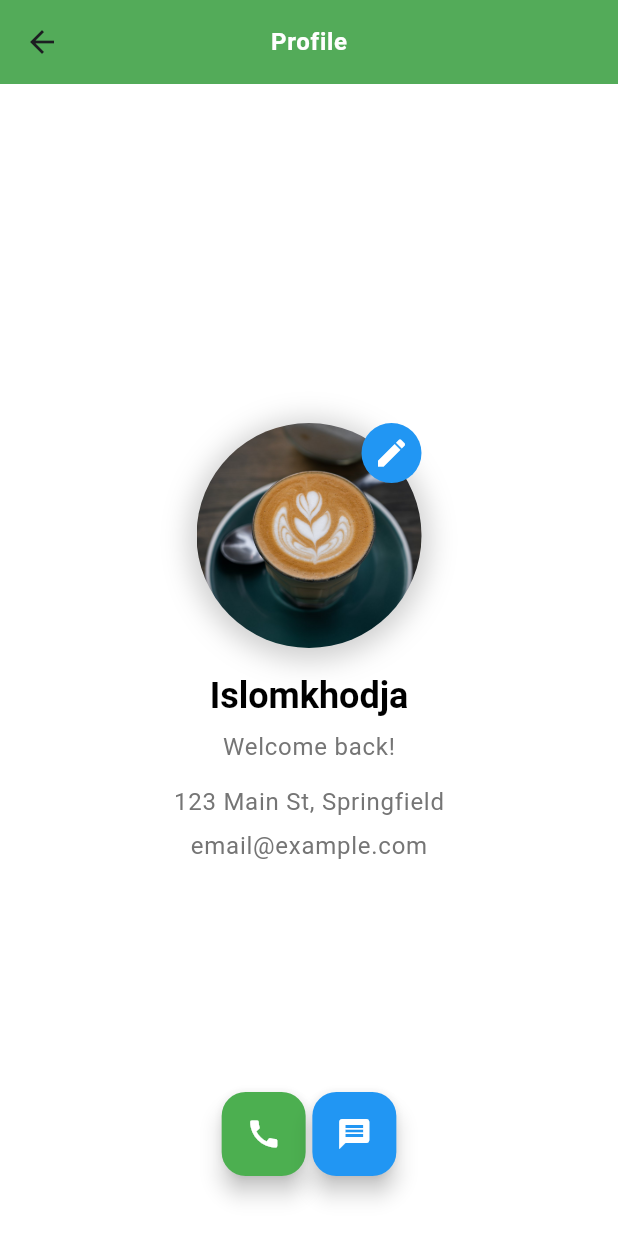
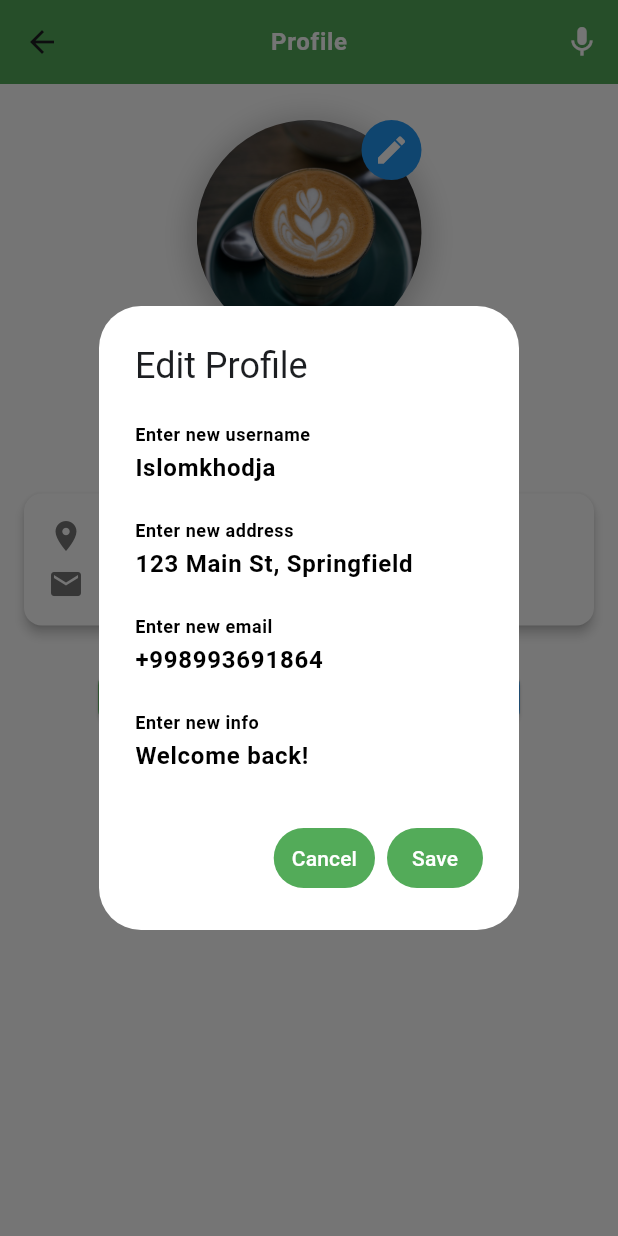
Before and after one commit to islomkhodjadev/waiterless, a Flutter app: the ProfileScreen screen opened by its route, after a tap on the "edit" icon, on a phone screen of 412 x 824 dp. Run offline on Flutter 3.47's test engine with Material 3 defaults, Android fonts, the phone set to English and light mode, and no system bars.

```diff
--- a/lib/screens/profile_screen.dart
+++ b/lib/screens/profile_screen.dart
@@ -1,18 +1,20 @@
-import "package:flutter/material.dart";
-import "package:waiterless/widgets/appbar.dart";
+import 'package:flutter/material.dart';
+import 'package:waiterless/widgets/appbar.dart';
+import 'package:waiterless/widgets/change_profile_widget.dart';
 
 class ProfileScreen extends StatefulWidget {
-  String username;
+  final String username;
   ProfileScreen({super.key, required this.username});
 
   @override
-  State<ProfileScreen> createState() {
-    return _ProfileScreen();
-  }
+  State<ProfileScreen> createState() => _ProfileScreenState();
 }
 
-class _ProfileScreen extends State<ProfileScreen> {
+class _ProfileScreenState extends State<ProfileScreen> {
   late String username;
+  String address = "123 Main St, Springfield";
+  String phoneNumber = "+998993691864";
+  String info = "Welcome back!";
 
   @override
   void initState() {
@@ -20,124 +22,141 @@ class _ProfileScreen extends State<ProfileScreen> {
     username = widget.username;
   }
 
+  void _openEditProfileDialog() {
+    showDialog(
+      context: context,
+      builder: (BuildContext context) => ChangeProfileDialog(
+        initialUsername: username,
+        initialAddress: address,
+        initialPhoneNumber: phoneNumber,
+        initialInfo: info,
+        onSave: (newUsername, newAddress, newPhoneNumber, newInfo) {
+          setState(() {
+            username = newUsername;
+            address = newAddress;
+            phoneNumber = newPhoneNumber;
+            info = newInfo;
+          });
+        },
+      ),
+    );
+  }
+
   @override
   Widget build(BuildContext context) {
     return Scaffold(
       appBar: const CustomAppbar(title: "Profile"),
-        body: Center(
-          child: Padding(
-            padding: const EdgeInsets.all(8.0),
-            child: Stack(
+      body: SingleChildScrollView(
+        child: Column(
           children: [
-                Column(
-                  mainAxisAlignment: MainAxisAlignment.center,
+            const SizedBox(height: 24.0),
+
+            // Profile Picture Section
+            Center(
+              child: ProfilePicture(onEditPressed: _openEditProfileDialog),
+            ),
+            const SizedBox(height: 16.0),
+
+            // Username and Info
+            Center(
+              child: Column(
                 children: [
-                    Container(
-                      decoration: BoxDecoration(
-                        shape: BoxShape.circle,
-                        boxShadow: [
-                          BoxShadow(
-                            color: Colors.grey.withOpacity(0.5),
-                            spreadRadius: 5,
-                            blurRadius: 15,
-                            offset: Offset(0, 3),
+                  Text(
+                    username,
+                    style: Theme.of(context).textTheme.headlineMedium?.copyWith(
+                          color: Colors.black,
+                          fontWeight: FontWeight.bold,
+                        ),
+                  ),
+                  const SizedBox(height: 8.0),
+                  Text(
+                    info,
+                    style: Theme.of(context).textTheme.bodyMedium?.copyWith(
+                          color: Colors.grey[600],
+                        ),
                   ),
                 ],
               ),
-                      child: Stack(
+            ),
+            const SizedBox(height: 24.0),
+
+            // User Information Section
+            Card(
+              margin: const EdgeInsets.symmetric(horizontal: 16.0),
+              elevation: 3.0,
+              shape: RoundedRectangleBorder(
+                borderRadius: BorderRadius.circular(12.0),
+              ),
+              child: Padding(
+                padding: const EdgeInsets.all(16.0),
+                child: Column(
+                  crossAxisAlignment: CrossAxisAlignment.start,
                   children: [
-                          ClipOval(
-                            child: Image.asset(
-                              "assets/images/product.jpg",
-                              width: 150,
-                              height: 150,
-                              fit: BoxFit.cover,
+                    _buildUserInfoRow(Icons.location_on, address),
+                    const SizedBox(height: 8.0),
+                    _buildUserInfoRow(Icons.email, phoneNumber),
+                  ],
                 ),
               ),
-                          Positioned(
-                            top: 0,
-                            right: 0,
-                            child: CircleAvatar(
-                              radius: 20,
+            ),
+            const SizedBox(height: 24.0),
+
+            // Action Buttons
+            Padding(
+              padding: const EdgeInsets.symmetric(horizontal: 32.0),
+              child: Row(
+                mainAxisAlignment: MainAxisAlignment.spaceAround,
+                children: [
+                  ElevatedButton.icon(
+                    onPressed: () {
+                      // Logic for calling
+                    },
+                    icon: const Icon(Icons.call, color: Colors.white),
+                    label: const Text("Call"),
+                    style: ElevatedButton.styleFrom(
+                      backgroundColor: Colors.green,
+                      shape: RoundedRectangleBorder(
+                        borderRadius: BorderRadius.circular(12.0),
+                      ),
+                    ),
+                  ),
+                  ElevatedButton.icon(
+                    onPressed: () {
+                      // Logic for sending a message
+                    },
+                    icon: const Icon(Icons.message, color: Colors.white),
+                    label: const Text("Message"),
+                    style: ElevatedButton.styleFrom(
                       backgroundColor: Colors.blue,
-                              child: IconButton(
-                                icon: Icon(Icons.edit, color: Colors.white),
-                                onPressed: () {
-                                  // Логика для редактирования профиля
-                                },
+                      shape: RoundedRectangleBorder(
+                        borderRadius: BorderRadius.circular(12.0),
                       ),
                     ),
                   ),
                 ],
               ),
             ),
-                    const SizedBox(height: 16.0),
-
-                    // Имя пользователя
-                    Text(
-                      username,
-                      style:
-                          Theme.of(context).textTheme.headlineMedium?.copyWith(
-                                color: Colors.black,
-                                fontWeight: FontWeight.bold,
-                              ),
-                    ),
-                    const SizedBox(height: 8.0),
-
-                    // Приветствие
-                    Text(
-                      "Welcome back!",
-                      style: Theme.of(context).textTheme.labelMedium?.copyWith(
-                            color: Colors.grey[600],
-                          ),
-                    ),
-                    const SizedBox(height: 16.0),
-
-                    // Адрес
-                    Text(
-                      "123 Main St, Springfield",
-                      style: Theme.of(context).textTheme.labelMedium?.copyWith(
-                            color: Colors.grey[600],
-                          ),
-                    ),
-                    const SizedBox(height: 8.0),
-
-                    // Email
-                    Text(
-                      "email@example.com",
-                      style: Theme.of(context).textTheme.labelMedium?.copyWith(
-                            color: Colors.grey[600],
-                          ),
-                    ),
             const SizedBox(height: 24.0),
           ],
         ),
-                // Плавающие кнопки "Message" и "Call"
-                Positioned(
-                  bottom: 32,
-                  left: 32,
-                  child: FloatingActionButton(
-                    onPressed: () {
-                      // Логика для вызова
-                    },
-                    child: Icon(Icons.call),
-                    backgroundColor: Colors.green,
       ),
+    );
+  }
+
+  Widget _buildUserInfoRow(IconData icon, String text) {
+    return Row(
+      children: [
+        Icon(icon, color: Colors.grey[600]),
+        const SizedBox(width: 12.0),
+        Expanded(
+          child: Text(
+            text,
+            style: Theme.of(context).textTheme.bodyMedium?.copyWith(
+                  color: Colors.black,
                 ),
-                Positioned(
-                  bottom: 32,
-                  right: 32,
-                  child: FloatingActionButton(
-                    onPressed: () {
-                      // Логика для отправки сообщения
-                    },
-                    child: Icon(Icons.message),
-                    backgroundColor: Colors.blue,
           ),
         ),
       ],
-            ),
-          ),
-        ));
+    );
   }
 }
--- a/lib/widgets/appbar.dart
+++ b/lib/widgets/appbar.dart
@@ -1,4 +1,5 @@
-import "package:flutter/material.dart";
+import 'package:flutter/material.dart';
+import 'package:waiterless/widgets/listeningDialog.dart';
 
 class CustomAppbar extends StatelessWidget implements PreferredSizeWidget {
   final String title;
@@ -10,9 +11,25 @@ class CustomAppbar extends StatelessWidget implements PreferredSizeWidget {
     return AppBar(
       title: Text(title, style: Theme.of(context).textTheme.bodyLarge),
       centerTitle: true,
+      actions: [
+        IconButton(
+          icon: const Icon(
+            Icons.mic,
+            color: Colors.white,
+          ),
+          onPressed: () => _showListeningPopup(context),
+        ),
+      ],
     );
   }
 
   @override
   Size get preferredSize => const Size.fromHeight(kToolbarHeight);
+
+  void _showListeningPopup(BuildContext context) {
+    showDialog(
+      context: context,
+      builder: (context) => const ListeningDialog(),
+    );
+  }
 }
--- /dev/null
+++ b/lib/widgets/change_profile_widget.dart
@@ -0,0 +1,144 @@
+import 'package:flutter/material.dart';
+
+class ChangeProfileDialog extends StatefulWidget {
+  final String initialUsername;
+  final String initialAddress;
+  final String initialPhoneNumber;
+  final String initialInfo;
+  final Function(String, String, String, String) onSave;
+
+  const ChangeProfileDialog({
+    super.key,
+    required this.initialUsername,
+    required this.initialAddress,
+    required this.initialPhoneNumber,
+    required this.initialInfo,
+    required this.onSave,
+  });
+
+  @override
+  _ChangeProfileDialogState createState() => _ChangeProfileDialogState();
+}
+
+class _ChangeProfileDialogState extends State<ChangeProfileDialog> {
+  late TextEditingController _usernameController;
+  late TextEditingController _addressController;
+  late TextEditingController _emailController;
+  late TextEditingController _infoController;
+  @override
+  void initState() {
+    super.initState();
+    _usernameController = TextEditingController(text: widget.initialUsername);
+    _addressController = TextEditingController(text: widget.initialAddress);
+    _emailController = TextEditingController(text: widget.initialPhoneNumber);
+    _infoController = TextEditingController(text: widget.initialInfo);
+  }
+
+  @override
+  void dispose() {
+    _usernameController.dispose();
+    _addressController.dispose();
+    _emailController.dispose();
+    super.dispose();
+  }
+
+  @override
+  Widget build(BuildContext context) {
+    return AlertDialog(
+      title: const Text('Edit Profile'),
+      content: SingleChildScrollView(
+        child: Column(
+          children: [
+            TextField(
+              controller: _usernameController,
+              decoration:
+                  const InputDecoration(labelText: 'Enter new username'),
+              style: const TextStyle(color: Colors.black),
+            ),
+            const SizedBox(height: 8.0),
+            TextField(
+              controller: _addressController,
+              decoration: const InputDecoration(labelText: 'Enter new address'),
+              style: const TextStyle(color: Colors.black),
+            ),
+            const SizedBox(height: 8.0),
+            TextField(
+              controller: _emailController,
+              decoration: const InputDecoration(labelText: 'Enter new email'),
+              style: const TextStyle(color: Colors.black),
+            ),
+            const SizedBox(height: 8.0),
+            TextField(
+              controller: _infoController,
+              decoration: const InputDecoration(labelText: 'Enter new info'),
+              style: const TextStyle(color: Colors.black),
+            ),
+          ],
+        ),
+      ),
+      actions: [
+        TextButton(
+          onPressed: () {
+            Navigator.of(context).pop();
+          },
+          child: const Text('Cancel'),
+        ),
+        TextButton(
+          onPressed: () {
+            widget.onSave(_usernameController.text, _addressController.text,
+                _emailController.text, _infoController.text);
+            Navigator.of(context).pop();
+          },
+          child: const Text('Save'),
+        ),
+      ],
+    );
+  }
+}
+
+class ProfilePicture extends StatelessWidget {
+  final VoidCallback onEditPressed;
+
+  const ProfilePicture({super.key, required this.onEditPressed});
+
+  @override
+  Widget build(BuildContext context) {
+    return Container(
+      decoration: BoxDecoration(
+        shape: BoxShape.circle,
+        boxShadow: [
+          BoxShadow(
+            color: Colors.grey.withOpacity(0.5),
+            spreadRadius: 5,
+            blurRadius: 15,
+            offset: const Offset(0, 3),
+          ),
+        ],
+      ),
+      child: Stack(
+        children: [
+          ClipOval(
+            child: Image.asset(
+              "assets/images/product.jpg", // Update this with your image path
+              width: 150,
+              height: 150,
+              fit: BoxFit.cover,
+            ),
+          ),
+          Positioned(
+            top: 0,
+            right: 0,
+            child: CircleAvatar(
+              radius: 20,
+              backgroundColor: Colors.blue,
+              child: IconButton(
+                icon: const Icon(Icons.edit, color: Colors.white),
+                onPressed: onEditPressed,
+              ),
+            ),
+          ),
+        ],
+      ),
+    );
+  }
+}
```
Also changed, not shown: lib/main.dart (+7 -2 lines), lib/screens/otp_Screen.dart (added, +58 -0 lines), lib/screens/register_screen.dart (added, +80 -0 lines), lib/widgets/listeningDialog.dart (added, +56 -0 lines). Lines whose indentation alone changed are shown as unchanged.
